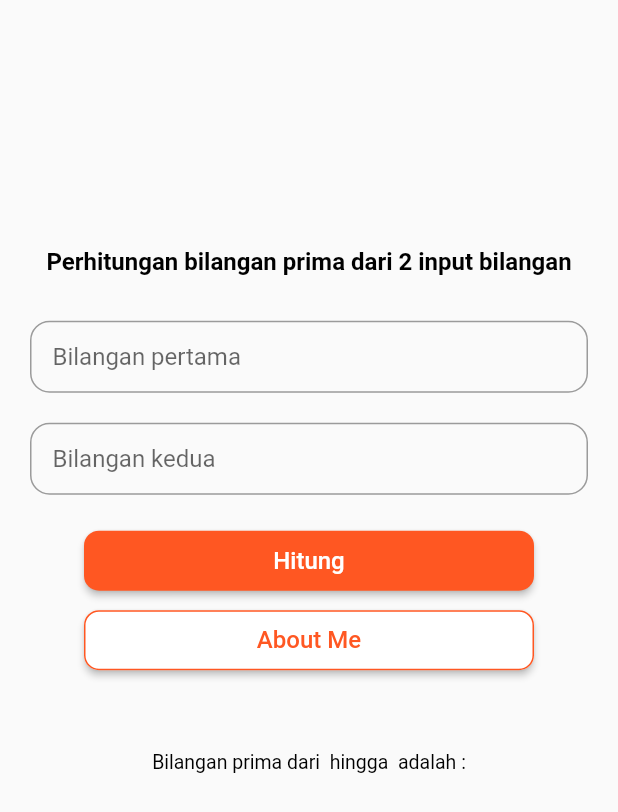
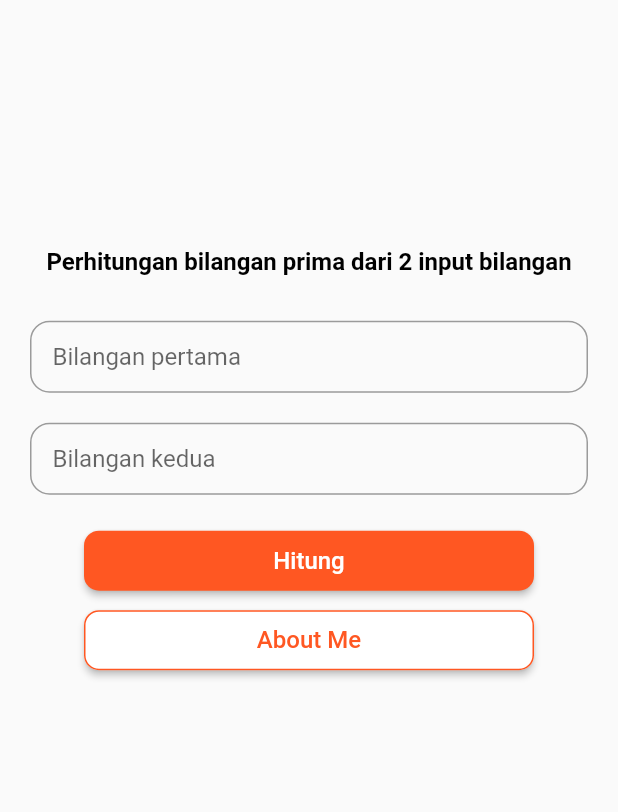
Before and after one commit to hafizzafarahmad/calculator_sederhana, a Flutter app: the screen it shows after launch, on a phone screen of 412 x 824 dp. Shown: the top 812 px of the screen. Run offline on Flutter 3.47's test engine with Material 2 defaults, Android fonts, the phone set to English and light mode, and no system bars.

Commit message:
Init Commit

```diff
--- a/lib/home.dart
+++ b/lib/home.dart
@@ -170,6 +170,7 @@ class _Home extends State<Home> {
 
                     SizedBox(height: 50,),
 
+                    (_listPrima.isNotEmpty) ?
                     Text(
                       'Bilangan prima dari ${_firstInputInput.text} hingga ${_secondInputInput.text} adalah :',
                       style: TextStyle(
@@ -177,7 +178,7 @@ class _Home extends State<Home> {
                           color: Colors.black,
                       ),
                       textAlign: TextAlign.center,
-                    ),
+                    ) : SizedBox(),
                     SizedBox(height: 20,),
                     Wrap(
                       children: _listPrima,
```
